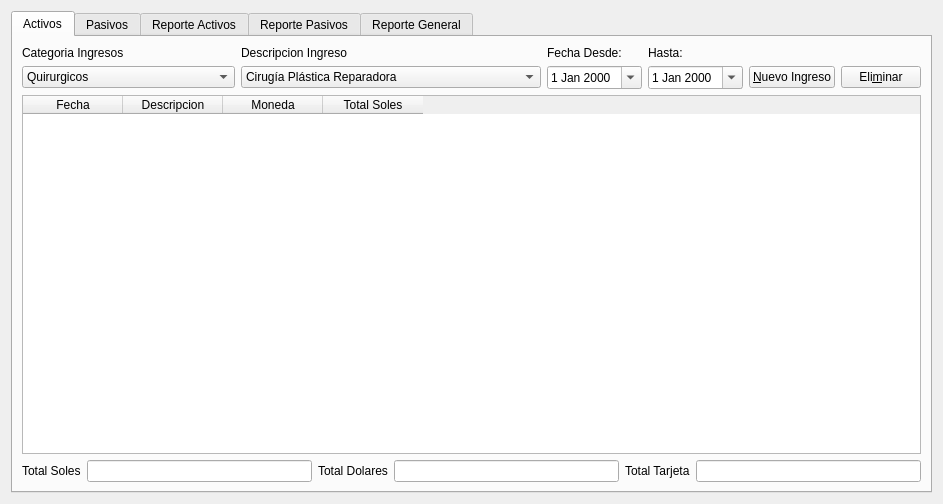
Above: caja_ui.ui from rodety/Clinica before the change. Below: the same form after it.
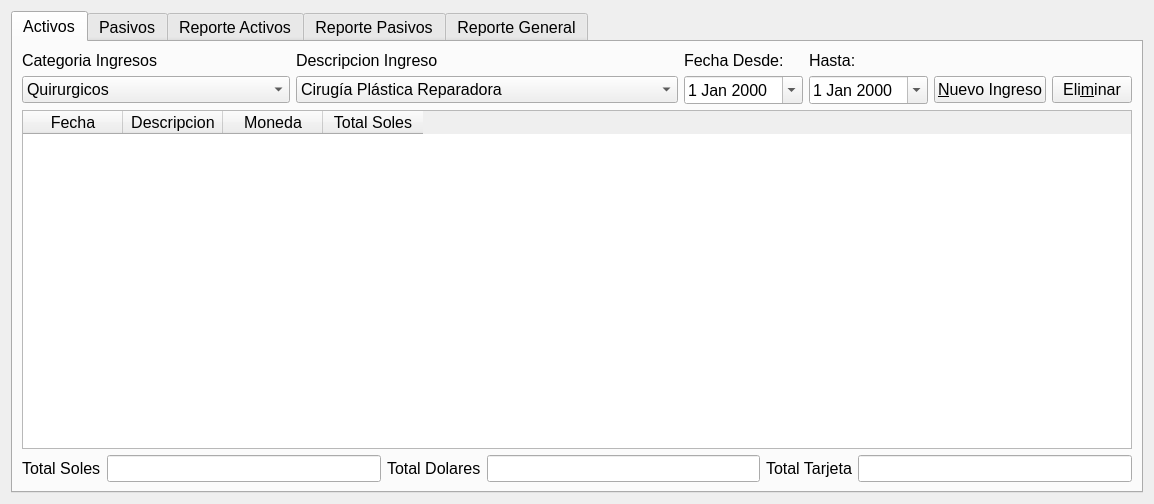
That is the form after the change. Icons and pictures are not drawn.

```diff
--- a/caja_ui.ui
+++ b/caja_ui.ui
@@ -16,6 +16,11 @@
   <layout class="QGridLayout" name="gridLayout_6">
    <item row="0" column="0">
     <widget class="QTabWidget" name="tabWidget">
+     <property name="font">
+      <font>
+       <pointsize>12</pointsize>
+      </font>
+     </property>
      <property name="currentIndex">
       <number>0</number>
      </property>
@@ -28,6 +33,11 @@
         <layout class="QGridLayout" name="gridLayout_4">
          <item row="0" column="0">
           <widget class="QLabel" name="label_3">
+           <property name="font">
+            <font>
+             <pointsize>12</pointsize>
+            </font>
+           </property>
            <property name="text">
             <string>Categoria Ingresos</string>
            </property>
@@ -35,6 +45,11 @@
          </item>
          <item row="0" column="1">
           <widget class="QLabel" name="label_4">
+           <property name="font">
+            <font>
+             <pointsize>12</pointsize>
+            </font>
+           </property>
            <property name="text">
             <string>Descripcion Ingreso</string>
            </property>
@@ -42,6 +57,11 @@
          </item>
          <item row="0" column="2">
           <widget class="QLabel" name="label">
+           <property name="font">
+            <font>
+             <pointsize>12</pointsize>
+            </font>
+           </property>
            <property name="text">
             <string>Fecha Desde:</string>
            </property>
@@ -49,6 +69,11 @@
          </item>
          <item row="0" column="3">
           <widget class="QLabel" name="label_2">
+           <property name="font">
+            <font>
+             <pointsize>12</pointsize>
+            </font>
+           </property>
            <property name="text">
             <string>Hasta:</string>
            </property>
@@ -56,6 +81,11 @@
          </item>
          <item row="1" column="0">
           <widget class="QComboBox" name="comboBox_5">
+           <property name="font">
+            <font>
+             <pointsize>12</pointsize>
+            </font>
+           </property>
            <item>
             <property name="text">
              <string>Quirurgicos</string>
@@ -90,6 +120,11 @@
          </item>
          <item row="1" column="1">
           <widget class="QComboBox" name="comboBox_6">
+           <property name="font">
+            <font>
+             <pointsize>12</pointsize>
+            </font>
+           </property>
            <item>
             <property name="text">
              <string>Cirugía Plástica Reparadora</string>
@@ -169,6 +204,11 @@
          </item>
          <item row="1" column="2">
           <widget class="QDateEdit" name="dateEdit">
+           <property name="font">
+            <font>
+             <pointsize>12</pointsize>
+            </font>
+           </property>
            <property name="calendarPopup">
             <bool>true</bool>
            </property>
@@ -176,6 +216,11 @@
          </item>
          <item row="1" column="3">
           <widget class="QDateEdit" name="dateEdit_5">
+           <property name="font">
+            <font>
+             <pointsize>12</pointsize>
+            </font>
+           </property>
            <property name="calendarPopup">
             <bool>true</bool>
            </property>
@@ -183,6 +228,11 @@
          </item>
          <item row="1" column="4">
           <widget class="QPushButton" name="newAlert_alerta_2">
+           <property name="font">
+            <font>
+             <pointsize>12</pointsize>
+            </font>
+           </property>
            <property name="text">
             <string>&amp;Nuevo Ingreso</string>
            </property>
@@ -206,6 +256,11 @@
              <verstretch>0</verstretch>
             </sizepolicy>
            </property>
+           <property name="font">
+            <font>
+             <pointsize>12</pointsize>
+            </font>
+           </property>
            <property name="text">
             <string>Eli&amp;minar</string>
            </property>
@@ -225,6 +280,11 @@
        </item>
        <item row="1" column="0">
         <widget class="QTableWidget" name="tableWidget">
+         <property name="font">
+          <font>
+           <pointsize>12</pointsize>
+          </font>
+         </property>
          <column>
           <property name="text">
            <string>Fecha</string>
@@ -251,33 +311,66 @@
         <layout class="QHBoxLayout" name="horizontalLayout_3">
          <item>
           <widget class="QLabel" name="label_9">
+           <property name="font">
+            <font>
+             <pointsize>12</pointsize>
+            </font>
+           </property>
            <property name="text">
             <string>Total Soles</string>
            </property>
           </widget>
          </item>
          <item>
-          <widget class="QLineEdit" name="lineEdit_6"/>
+          <widget class="QLineEdit" name="lineEdit_6">
+           <property name="font">
+            <font>
+             <pointsize>12</pointsize>
+            </font>
+           </property>
+          </widget>
          </item>
          <item>
           <widget class="QLabel" name="label_10">
+           <property name="font">
+            <font>
+             <pointsize>12</pointsize>
+            </font>
+           </property>
            <property name="text">
             <string>Total Dolares</string>
            </property>
           </widget>
          </item>
          <item>
-          <widget class="QLineEdit" name="lineEdit_7"/>
+          <widget class="QLineEdit" name="lineEdit_7">
+           <property name="font">
+            <font>
+             <pointsize>12</pointsize>
+            </font>
+           </property>
+          </widget>
          </item>
          <item>
           <widget class="QLabel" name="label_11">
+           <property name="font">
+            <font>
+             <pointsize>12</pointsize>
+            </font>
+           </property>
            <property name="text">
             <string>Total Tarjeta</string>
            </property>
           </widget>
          </item>
          <item>
-          <widget class="QLineEdit" name="lineEdit_8"/>
+          <widget class="QLineEdit" name="lineEdit_8">
+           <property name="font">
+            <font>
+             <pointsize>12</pointsize>
+            </font>
+           </property>
+          </widget>
          </item>
         </layout>
        </item>
```
Left out of the diff: 2 changed lines with no effect on the pictures.
